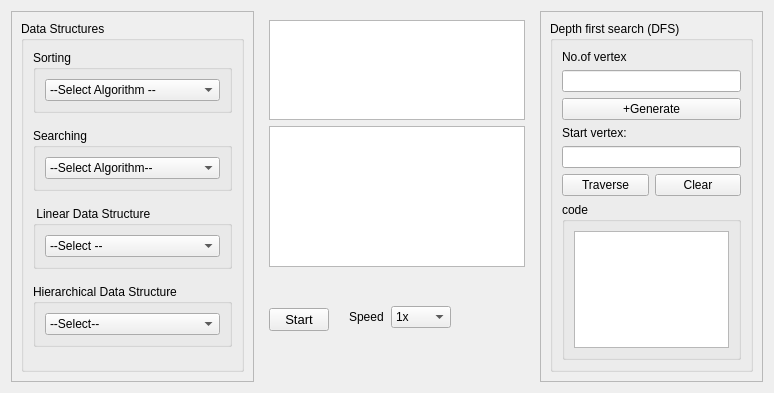
The window that form.ui (Binaya764/DSA-Visualizer) describes before a commit, drawn with Qt 5.
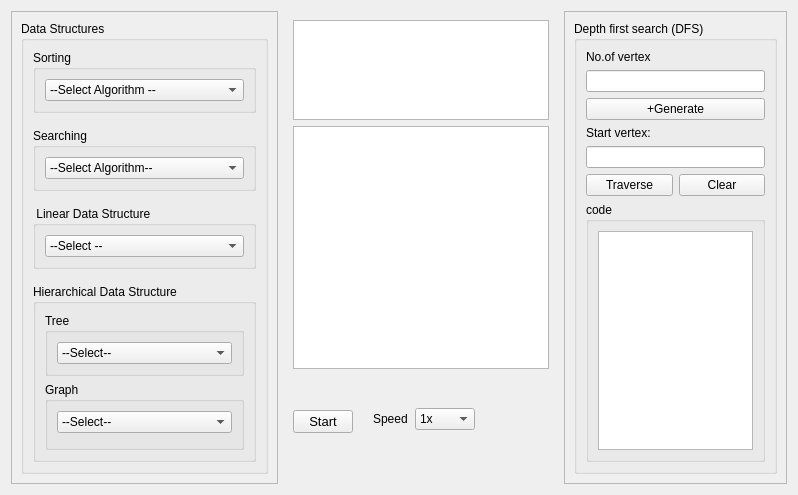
The same window after the commit.

Diff of the .ui file:
```diff
--- a/form.ui
+++ b/form.ui
@@ -6,8 +6,8 @@
    <rect>
     <x>0</x>
     <y>0</y>
-    <width>679</width>
-    <height>393</height>
+    <width>699</width>
+    <height>439</height>
    </rect>
   </property>
   <property name="windowTitle">
@@ -178,7 +178,15 @@
                 <item>
                  <layout class="QVBoxLayout" name="verticalLayout_13">
                   <item>
-                   <widget class="QComboBox" name="HDS_comboBox">
+                   <widget class="QGroupBox" name="groupBox_29">
+                    <property name="title">
+                     <string>Tree</string>
+                    </property>
+                    <layout class="QVBoxLayout" name="verticalLayout_81">
+                     <item>
+                      <layout class="QVBoxLayout" name="verticalLayout_80">
+                       <item>
+                        <widget class="QComboBox" name="HDST_comboBox">
                     <item>
                      <property name="text">
                       <string>--Select--</string>
@@ -189,6 +197,33 @@
                       <string>Binary Search Tree</string>
                      </property>
                     </item>
+                        </widget>
+                       </item>
+                      </layout>
+                     </item>
+                    </layout>
+                   </widget>
+                  </item>
+                 </layout>
+                </item>
+                <item>
+                 <widget class="QGroupBox" name="groupBox_30">
+                  <property name="title">
+                   <string>Graph</string>
+                  </property>
+                  <layout class="QVBoxLayout" name="verticalLayout_83">
+                   <item>
+                    <layout class="QVBoxLayout" name="verticalLayout_82">
+                     <property name="bottomMargin">
+                      <number>5</number>
+                     </property>
+                     <item>
+                      <widget class="QComboBox" name="HDSG_comboBox">
+                       <item>
+                        <property name="text">
+                         <string>--Select--</string>
+                        </property>
+                       </item>
                     <item>
                      <property name="text">
                       <string>Breadth First Search (BFS)</string>
@@ -202,6 +237,9 @@
                    </widget>
                   </item>
                  </layout>
+                   </item>
+                  </layout>
+                 </widget>
                 </item>
                </layout>
               </widget>
```
Lines whose indentation alone changed are shown as unchanged.
